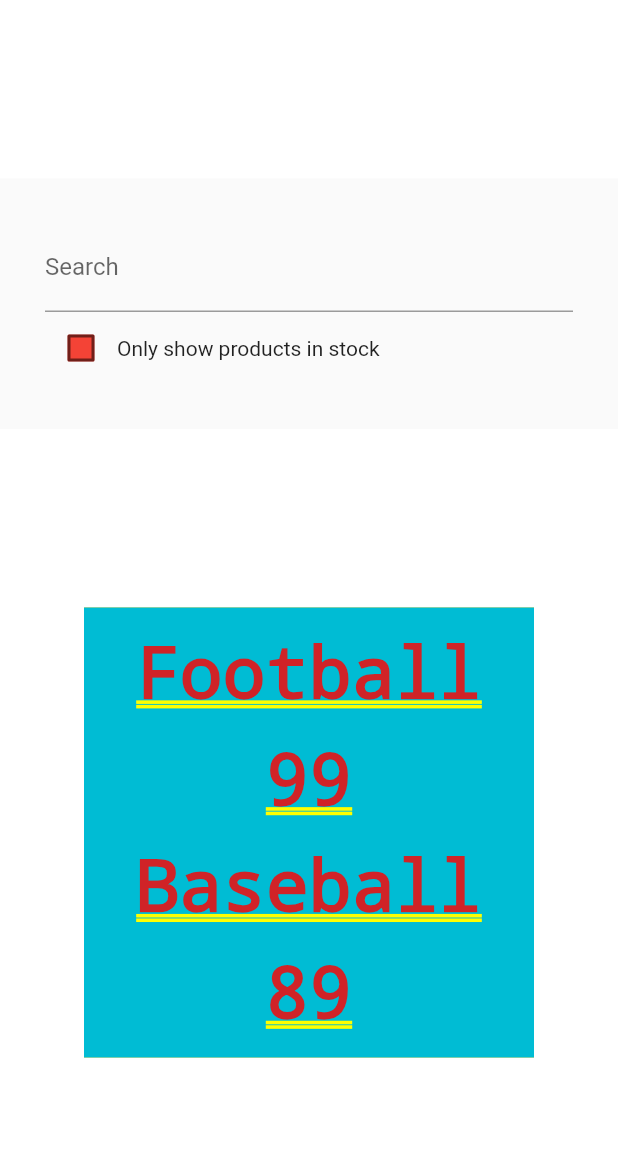
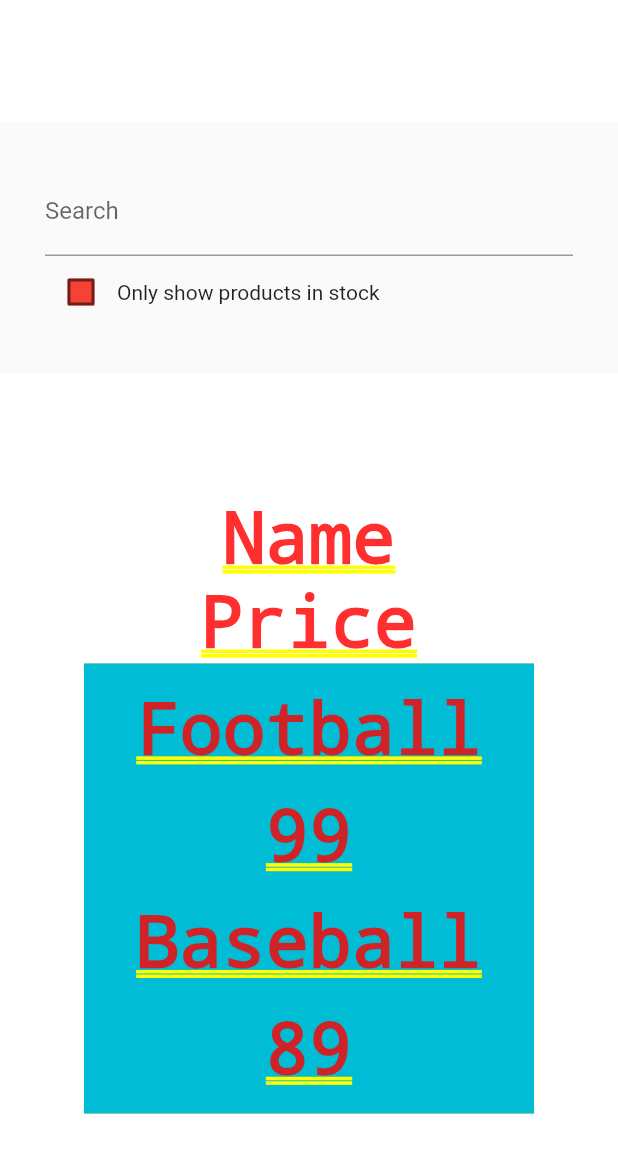
Before and after one commit to AucaCoyan/exp-flutter, a Flutter app: the screen it shows after launch, on a phone screen of 412 x 824 dp. Shown: the top 1153 px of the screen. Run offline on Flutter 3.47's test engine with Material 2 defaults, Android fonts, the phone set to English and light mode, and no system bars.

```diff
--- a/thinking_in_react/lib/main.dart
+++ b/thinking_in_react/lib/main.dart
@@ -54,7 +54,10 @@ class ProductTable extends StatelessWidget {
   @override
   Widget build(BuildContext context) {
     return Column(
+      mainAxisAlignment: MainAxisAlignment.spaceEvenly,
       children: const [
+        Text('Name'),
+        Text('Price'),
         ProductCategoryRow(),
       ],
     );
```
Also changed, not shown: 7 other files.
